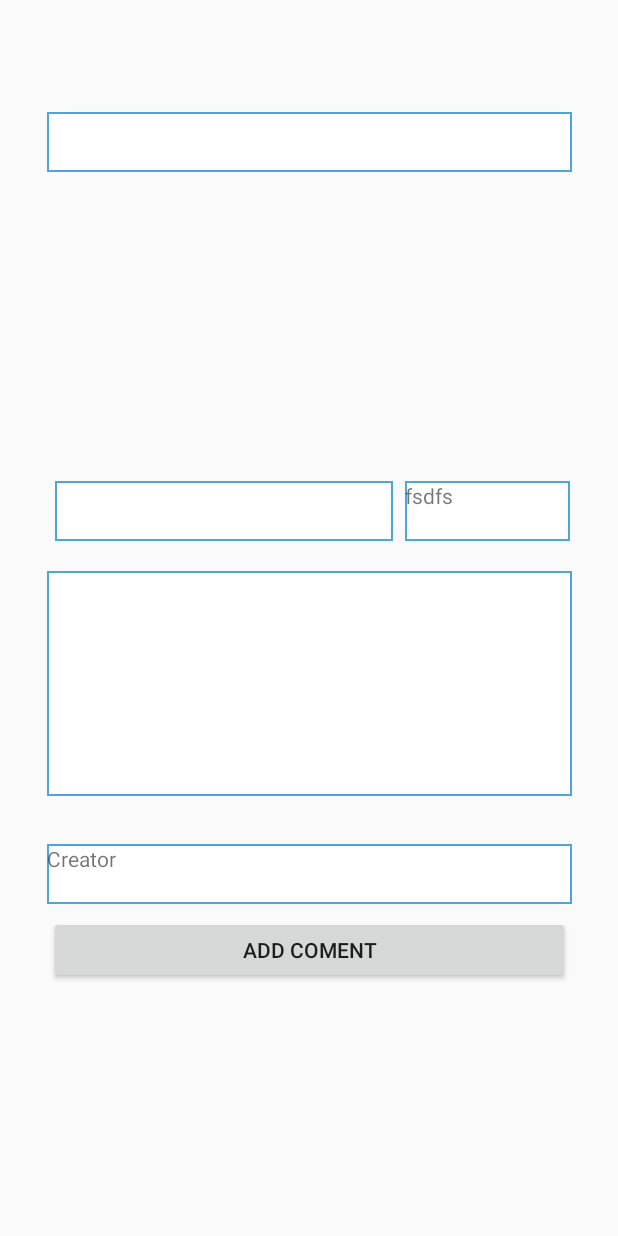
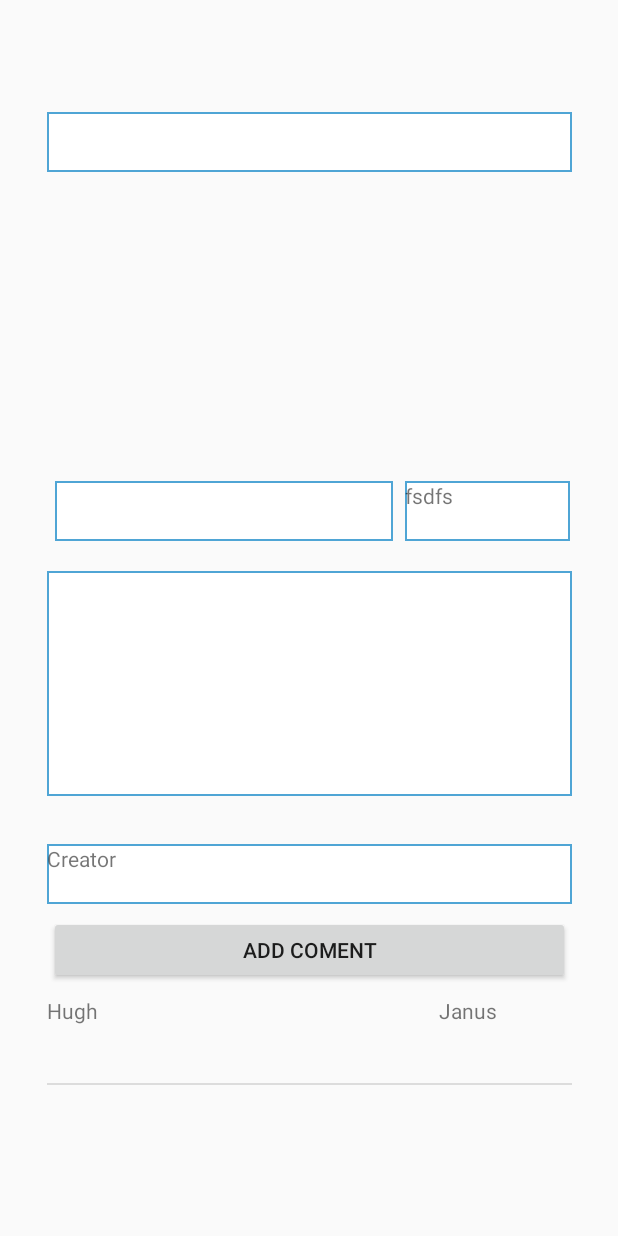
Before and after one commit to christoffer-thygesen/BroFinder, an Android app: the DetailedActivity screen opened directly, with no data from a screen before it, on a phone screen of 412 x 824 dp. Run offline under Robolectric (Android 15) with nearby library versions, the phone set to English and light mode, and no system bars; 5 statements that could not run were skipped.

Commit message:
all cool

```diff
--- a/app/src/main/AndroidManifest.xml
+++ b/app/src/main/AndroidManifest.xml
@@ -50,7 +50,8 @@
             android:name=".DetailedActivity"
             android:label="@string/title_activity_detailed"
             android:theme="@style/AppTheme" />
-        <activity android:name=".DetailedActivityAdapter"></activity>
+        <activity android:name=".DetailedActivityAdapter" />
+        <activity android:name=".CustomCommentAdapter"></activity>
     </application>
 
 </manifest>
--- a/app/src/main/java/mike/magic/com/brofinder/CommentList.java
+++ b/app/src/main/java/mike/magic/com/brofinder/CommentList.java
@@ -16,6 +16,11 @@ public class CommentList implements Serializable {
 
     public CommentList() {}
 
+    public CommentList(String id, ArrayList<Comment> commentList){
+        this.id = id;
+        this.commentList = commentList;
+    }
+
     public List<Comment> getCommentList() {
         return commentList;
     }
@@ -25,4 +30,11 @@ public class CommentList implements Serializable {
     }
 
 
+    public String getId() {
+        return id;
+    }
+
+    public void setId(String id) {
+        this.id = id;
+    }
 }
--- /dev/null
+++ b/app/src/main/java/mike/magic/com/brofinder/CustomCommentAdapter.java
@@ -0,0 +1,36 @@
+package mike.magic.com.brofinder;
+
+import android.content.Context;
+import android.support.annotation.NonNull;
+import android.support.v7.app.AppCompatActivity;
+import android.os.Bundle;
+import android.view.LayoutInflater;
+import android.view.View;
+import android.view.ViewGroup;
+import android.widget.ArrayAdapter;
+import android.widget.TextView;
+
+public class CustomCommentAdapter extends ArrayAdapter<Comment> {
+
+    public CustomCommentAdapter(@NonNull Context context, CommentList LotsAComments) {
+        super(context, R.layout.custom_row_for_comment, LotsAComments.getCommentList());
+    }
+
+    @Override
+    public View getView(int position, View convertView, ViewGroup parent){
+        LayoutInflater commentInflater = LayoutInflater.from(getContext());
+        View myEventCustomView = commentInflater.inflate(R.layout.custom_row_for_comment,parent,false);
+
+        final Comment itemComment = getItem(position);
+
+        TextView textComment = (TextView)myEventCustomView.findViewById(R.id.CCommentID);
+        textComment.setText(itemComment.getComment());
+        TextView textCreatorOfComment = (TextView)myEventCustomView.findViewById(R.id.CCreatorID);
+        textCreatorOfComment.setText(itemComment.getUsernameID());
+
+
+        return myEventCustomView;
+
+    }
+
+}
--- a/app/src/main/java/mike/magic/com/brofinder/DetailedActivity.java
+++ b/app/src/main/java/mike/magic/com/brofinder/DetailedActivity.java
@@ -13,6 +13,7 @@ import android.view.View;
 import android.view.ViewGroup;
 import android.widget.Button;
 import android.widget.EditText;
+import android.widget.ListAdapter;
 import android.widget.ListView;
 import android.widget.TextView;
 
@@ -50,7 +51,14 @@ public class DetailedActivity extends AppCompatActivity {
         textForEventCreator.setText(currentEvent.getTitle());
 
 
+        ArrayList<Comment> b = new ArrayList<>();
+        CommentList a = new CommentList("killMePLS", b);
+        String one = "Janus";
+        String two = "Hugh";
+        Comment aa = new Comment(one, two);
+        b.add(aa);
 
+        creatingTehComments(a);
 
 
 
@@ -60,6 +68,9 @@ public class DetailedActivity extends AppCompatActivity {
         Button button = (Button) findViewById(R.id.ButtonForComment);
         //result = (EditText) findViewById(R.id.editTextResult);
         //we remove result, cuz we don't need it
+
+
+
         // add button listener
         button.setOnClickListener(new View.OnClickListener() {
 
@@ -83,15 +94,15 @@ public class DetailedActivity extends AppCompatActivity {
                         .setCancelable(false)
                         .setPositiveButton("OK",
                                 new DialogInterface.OnClickListener() {
-                                    public void onClick(DialogInterface dialog,int id) {
+                                    public void onClick(DialogInterface dialog, int id) {
                                         // get user input and set it to result
                                         // edit text
-                                     //   result.setText(userInput.getText());
+                                        //   result.setText(userInput.getText());
                                     }
                                 })
                         .setNegativeButton("Cancel",
                                 new DialogInterface.OnClickListener() {
-                                    public void onClick(DialogInterface dialog,int id) {
+                                    public void onClick(DialogInterface dialog, int id) {
                                         dialog.cancel();
                                     }
                                 });
@@ -102,10 +113,25 @@ public class DetailedActivity extends AppCompatActivity {
                 // show it
                 alertDialog.show();
 
+
             }
         });
 
 
 
     }
+
+    public void creatingTehComments(CommentList LotsAcomments){
+        ListAdapter commmentsAdapter = new CustomCommentAdapter(this, LotsAcomments);
+        ListView commentListView = findViewById(R.id.CommentListView);
+        commentListView.setAdapter(commmentsAdapter);
     }
+    public void creatingTehComments(String strnk, ArrayList<Comment> arrayListWithComments){
+        CommentList LotsAcomments = new CommentList(strnk, arrayListWithComments);
+        ListAdapter commmentsAdapter = new CustomCommentAdapter(this, LotsAcomments);
+        ListView commentListView = findViewById(R.id.CommentListView);
+        commentListView.setAdapter(commmentsAdapter);
+    }
+
+
+    }
--- a/app/src/main/java/mike/magic/com/brofinder/DetailedActivityAdapter.java
+++ b/app/src/main/java/mike/magic/com/brofinder/DetailedActivityAdapter.java
@@ -9,6 +9,7 @@ import android.view.LayoutInflater;
 import android.view.View;
 import android.view.ViewGroup;
 import android.widget.ArrayAdapter;
+import android.widget.ListAdapter;
 import android.widget.TextClock;
 import android.widget.TextView;
 
@@ -35,4 +36,6 @@ public class DetailedActivityAdapter extends ArrayAdapter<Event> {
         return myEventCustomView;
 
     }
+
+
 }
```
